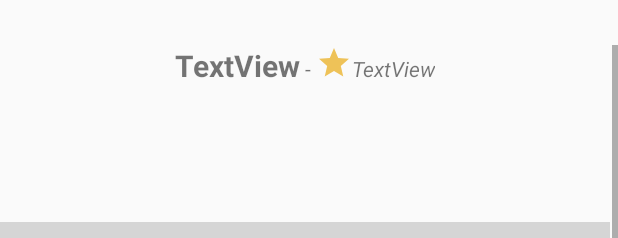
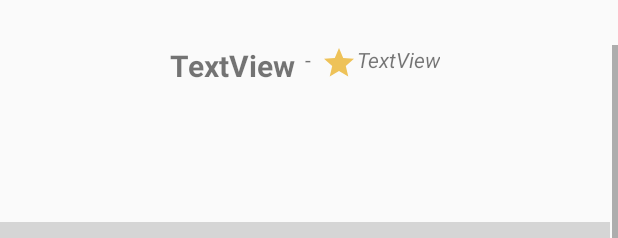
Before and after one commit to aligedizx/android-popular-movies-app, an Android app: the layout activity_movie_detail.xml on its own in the app's theme, with its tools: preview values and no code run, on a phone screen of 412 x 824 dp. Shown: the top 238 px of the screen. Run offline under Robolectric (Android 15) with nearby library versions, the phone set to English and light mode, and no system bars.

Commit message:
README file and final details

```diff
--- a/app/build.gradle
+++ b/app/build.gradle
@@ -20,6 +20,7 @@ android {
 
 dependencies {
     implementation 'com.github.bumptech.glide:glide:4.9.0'
+    implementation 'com.google.android:flexbox:1.0.0'
     implementation fileTree(dir: 'libs', include: ['*.jar'])
     implementation 'com.android.support:appcompat-v7:28.0.0'
     implementation 'com.android.support.constraint:constraint-layout:1.1.3'
--- a/app/src/main/java/com/kaput/popularmoviesapp/api/API.java
+++ b/app/src/main/java/com/kaput/popularmoviesapp/api/API.java
@@ -11,8 +11,9 @@ public class API {
     public static final int DEFAULT_PER_PAGE = 20;
     public static final String SMALL_IMAGE_BASE_URL = "https://image.tmdb.org/t/p/w92";
     public static final String BIG_IMAGE_BASE_URL = "https://image.tmdb.org/t/p/w780";
+    public static final String API_KEY = "f44ae99022116e67fae910b2c8a2a3c2";
 
-    public static APIService createAPIService(){
+    public static APIService createAPIService() {
         Gson gson = new GsonBuilder().setLenient().create();
         Retrofit retrofit = new Retrofit.Builder().baseUrl(BASE_URL).addConverterFactory(GsonConverterFactory.create(gson)).build();
 
--- a/app/src/main/java/com/kaput/popularmoviesapp/viewmodel/MovieViewModel.java
+++ b/app/src/main/java/com/kaput/popularmoviesapp/viewmodel/MovieViewModel.java
@@ -28,9 +28,9 @@ public class MovieViewModel extends ViewModel {
     };
 
     public MovieViewModel(){
-
         MovieDataFactory movieDataFactory = new MovieDataFactory(executor);
 
+        //Its config of get movies page by page
         PagedList.Config config = new PagedList.Config.Builder()
                 .setPageSize(API.DEFAULT_PER_PAGE)
                 .setInitialLoadSizeHint(API.DEFAULT_PER_PAGE)
--- a/app/src/main/res/layout/activity_movie_detail.xml
+++ b/app/src/main/res/layout/activity_movie_detail.xml
@@ -18,28 +18,29 @@
             android:orientation="vertical"
             android:layout_marginRight="5dp">
 
-            <LinearLayout
+            <com.google.android.flexbox.FlexboxLayout
                 android:layout_width="match_parent"
                 android:layout_height="match_parent"
-                android:layout_gravity="center"
-                android:gravity="center_horizontal"
-                android:orientation="horizontal">
+                app:justifyContent="center"
+                app:alignContent="stretch"
+                app:alignItems="stretch"
+                app:flexWrap="wrap"
+                android:layout_marginBottom="15dp">
 
                 <TextView
                     android:id="@+id/movie_title"
                     android:layout_width="wrap_content"
                     android:layout_height="wrap_content"
-                    android:layout_marginBottom="15dp"
                     android:gravity="center"
                     android:text="TextView"
                     android:textSize="20sp"
-                    android:textStyle="bold" />
+                    android:textStyle="bold"/>
 
                 <TextView
                     android:id="@+id/textView6"
                     android:layout_width="wrap_content"
                     android:layout_height="wrap_content"
-                    android:text=" - " />
+                    android:text="  -  " />
 
                 <ImageView
                     android:id="@+id/imageView"
@@ -53,7 +54,7 @@
                     android:layout_height="wrap_content"
                     android:text="TextView"
                     android:textStyle="italic" />
-            </LinearLayout>
+            </com.google.android.flexbox.FlexboxLayout>
 
             <ImageView
                 android:id="@+id/poster_view"
```
Also changed, not shown: app/src/main/java/com/kaput/popularmoviesapp/MainActivity.java (+2 -19 lines), app/src/main/java/com/kaput/popularmoviesapp/MovieAdapter.java (+8 -28 lines), app/src/main/java/com/kaput/popularmoviesapp/data/MovieDataSource.java (+17 -11 lines), app/src/main/java/com/kaput/popularmoviesapp/model/MovieListItem.java (deleted, +0 -47 lines), 1 other file.
